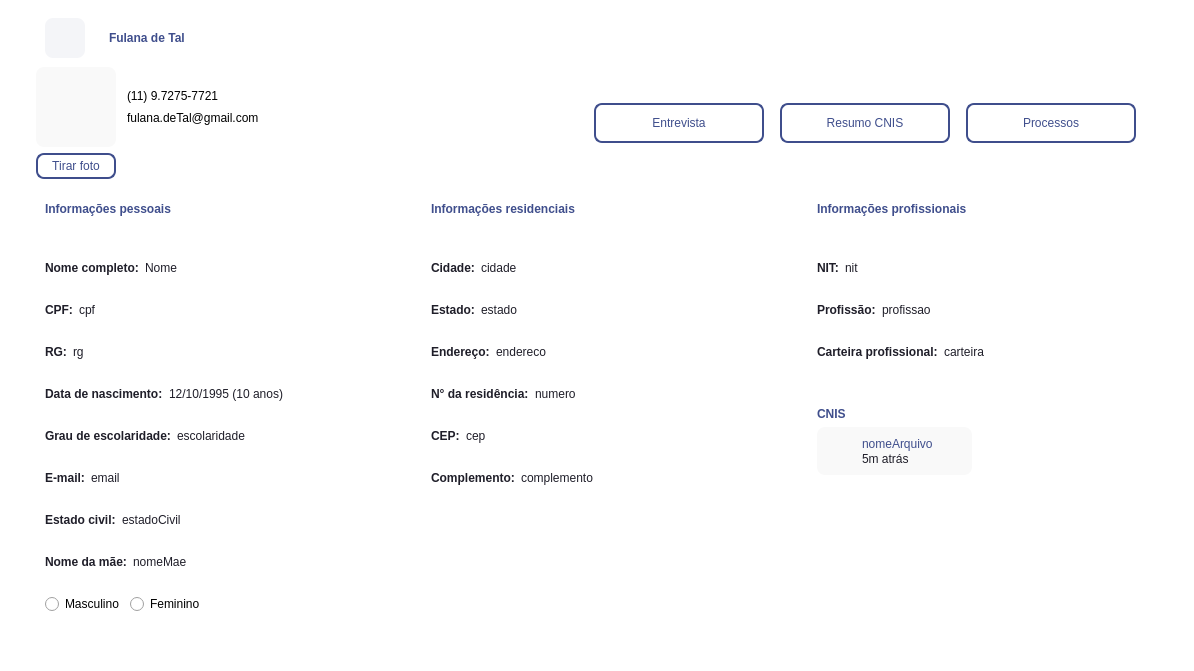
The window that Design/UI/wdgInfoCliente.ui (newprev/PrevCliente) describes before a commit, drawn with Qt 5.
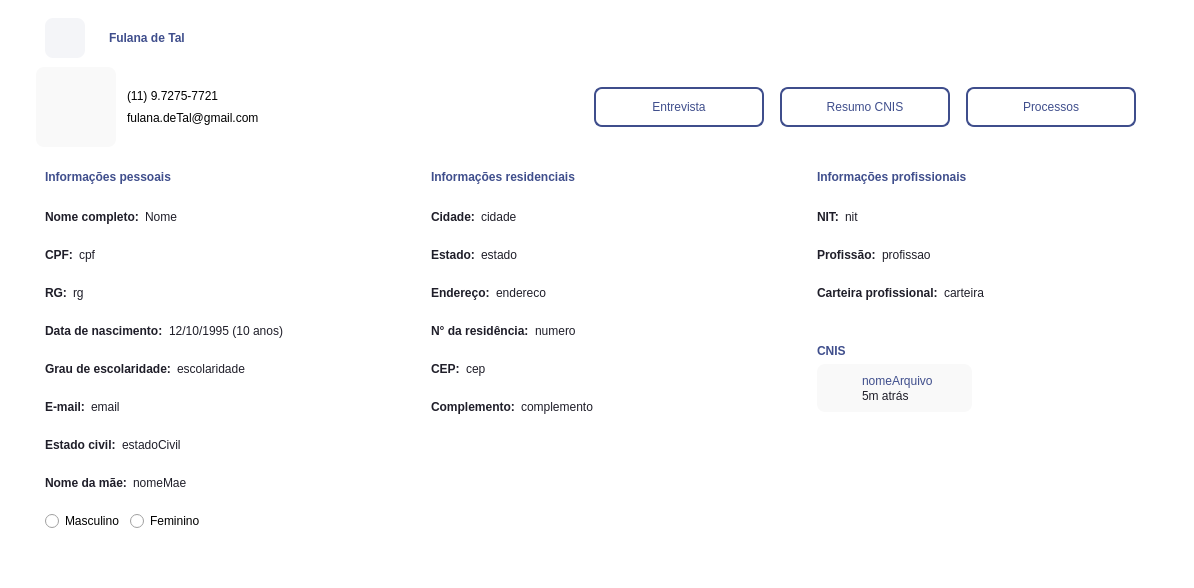
The same window after the commit. Icons and pictures are not drawn.

Patch:
```diff
--- a/Design/UI/wdgInfoCliente.ui
+++ b/Design/UI/wdgInfoCliente.ui
@@ -7,9 +7,15 @@
     <x>0</x>
     <y>0</y>
     <width>1194</width>
-    <height>671</height>
+    <height>588</height>
    </rect>
   </property>
+  <property name="sizePolicy">
+   <sizepolicy hsizetype="Preferred" vsizetype="Minimum">
+    <horstretch>0</horstretch>
+    <verstretch>0</verstretch>
+   </sizepolicy>
+  </property>
   <property name="windowTitle">
    <string>Form</string>
   </property>
@@ -40,6 +46,12 @@
    </property>
    <item row="0" column="0">
     <widget class="QFrame" name="frPrincipal">
+     <property name="sizePolicy">
+      <sizepolicy hsizetype="Preferred" vsizetype="Minimum">
+       <horstretch>0</horstretch>
+       <verstretch>0</verstretch>
+      </sizepolicy>
+     </property>
      <property name="frameShape">
       <enum>QFrame::NoFrame</enum>
      </property>
@@ -209,10 +221,16 @@
          </item>
          <item>
           <widget class="QFrame" name="frame_2">
+           <property name="sizePolicy">
+            <sizepolicy hsizetype="Preferred" vsizetype="Minimum">
+             <horstretch>0</horstretch>
+             <verstretch>0</verstretch>
+            </sizepolicy>
+           </property>
            <property name="minimumSize">
             <size>
              <width>0</width>
-             <height>100</height>
+             <height>80</height>
             </size>
            </property>
            <property name="frameShape">
@@ -239,6 +257,12 @@
             </property>
             <item>
              <widget class="QFrame" name="frame_4">
+              <property name="sizePolicy">
+               <sizepolicy hsizetype="Preferred" vsizetype="Minimum">
+                <horstretch>0</horstretch>
+                <verstretch>0</verstretch>
+               </sizepolicy>
+              </property>
               <property name="frameShape">
                <enum>QFrame::NoFrame</enum>
               </property>
@@ -383,10 +407,13 @@
                  </layout>
                 </widget>
                </item>
-               <item row="1" column="0">
-                <widget class="QPushButton" name="pbFoto">
-                 <property name="text">
-                  <string>Tirar foto</string>
+               <item row="0" column="0">
+                <widget class="QFrame" name="frFotoCliente">
+                 <property name="minimumSize">
+                  <size>
+                   <width>80</width>
+                   <height>80</height>
+                  </size>
                  </property>
                 </widget>
                </item>
@@ -418,6 +445,12 @@
                <property name="spacing">
                 <number>16</number>
                </property>
+               <property name="topMargin">
+                <number>0</number>
+               </property>
+               <property name="bottomMargin">
+                <number>0</number>
+               </property>
                <item>
                 <widget class="QPushButton" name="pbEntrevista">
                  <property name="minimumSize">
@@ -481,6 +514,12 @@
       </item>
       <item>
        <widget class="QFrame" name="frRodape">
+        <property name="sizePolicy">
+         <sizepolicy hsizetype="Preferred" vsizetype="Minimum">
+          <horstretch>0</horstretch>
+          <verstretch>0</verstretch>
+         </sizepolicy>
+        </property>
         <property name="styleSheet">
          <string notr="true">/*----------------------------------------- Push Button---------------------------------------------*/
 #pbInfoPessoais, #pbInfoResidenciais, 
@@ -633,7 +672,7 @@
            </property>
            <layout class="QVBoxLayout" name="verticalLayout_4">
             <property name="spacing">
-             <number>4</number>
+             <number>0</number>
             </property>
             <property name="leftMargin">
              <number>0</number>
@@ -649,6 +688,12 @@
             </property>
             <item>
              <widget class="QFrame" name="frame_6">
+              <property name="sizePolicy">
+               <sizepolicy hsizetype="Preferred" vsizetype="Minimum">
+                <horstretch>0</horstretch>
+                <verstretch>0</verstretch>
+               </sizepolicy>
+              </property>
               <property name="frameShape">
                <enum>QFrame::NoFrame</enum>
               </property>
@@ -657,7 +702,7 @@
               </property>
               <layout class="QHBoxLayout" name="horizontalLayout_6">
                <property name="bottomMargin">
-                <number>24</number>
+                <number>9</number>
                </property>
                <item>
                 <widget class="QLabel" name="lbTituloInfoPessoais">
@@ -1078,7 +1123,7 @@
            </property>
            <layout class="QVBoxLayout" name="verticalLayout_5">
             <property name="spacing">
-             <number>4</number>
+             <number>0</number>
             </property>
             <property name="leftMargin">
              <number>0</number>
@@ -1094,6 +1139,12 @@
             </property>
             <item>
              <widget class="QFrame" name="frame_14">
+              <property name="sizePolicy">
+               <sizepolicy hsizetype="Preferred" vsizetype="Minimum">
+                <horstretch>0</horstretch>
+                <verstretch>0</verstretch>
+               </sizepolicy>
+              </property>
               <property name="frameShape">
                <enum>QFrame::NoFrame</enum>
               </property>
@@ -1102,7 +1153,7 @@
               </property>
               <layout class="QHBoxLayout" name="horizontalLayout_16">
                <property name="bottomMargin">
-                <number>24</number>
+                <number>9</number>
                </property>
                <item>
                 <widget class="QLabel" name="lbTituloInfoResidenciais">
@@ -1406,7 +1457,7 @@
            </property>
            <layout class="QVBoxLayout" name="verticalLayout_6">
             <property name="spacing">
-             <number>4</number>
+             <number>0</number>
             </property>
             <property name="leftMargin">
              <number>0</number>
@@ -1422,6 +1473,12 @@
             </property>
             <item>
              <widget class="QFrame" name="frame_23">
+              <property name="sizePolicy">
+               <sizepolicy hsizetype="Preferred" vsizetype="Minimum">
+                <horstretch>0</horstretch>
+                <verstretch>0</verstretch>
+               </sizepolicy>
+              </property>
               <property name="frameShape">
                <enum>QFrame::NoFrame</enum>
               </property>
@@ -1430,7 +1487,7 @@
               </property>
               <layout class="QHBoxLayout" name="horizontalLayout_23">
                <property name="bottomMargin">
-                <number>24</number>
+                <number>9</number>
                </property>
                <item>
                 <widget class="QLabel" name="lbTituloInfoProfissionais">
```
Left out of the diff: 82 changed lines with no effect on the pictures.
